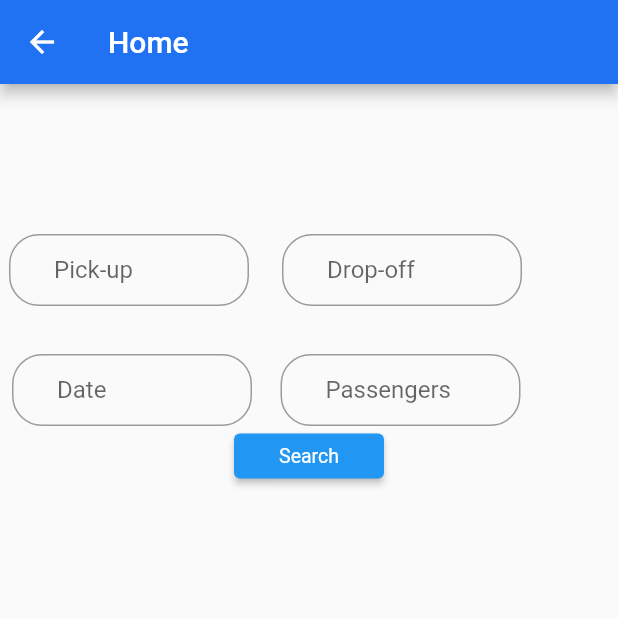
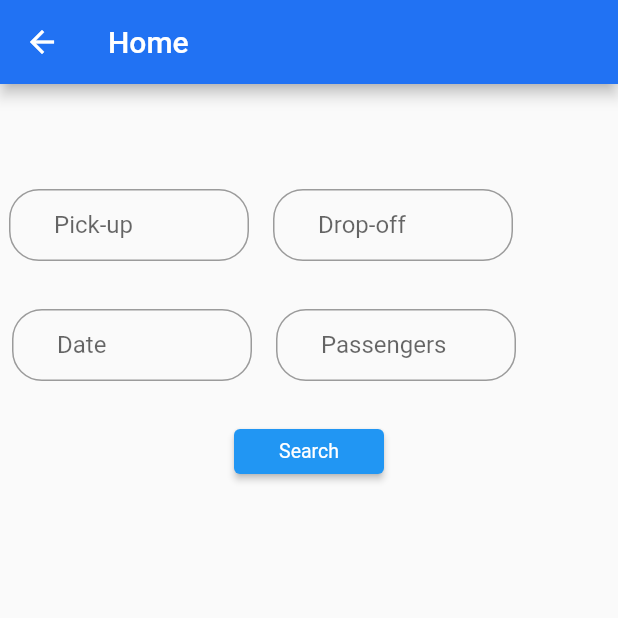
Before and after one commit to 12mohaned/fe_tare2k, a Flutter app: the MyRidePage screen opened directly, on a phone screen of 412 x 824 dp, the top half of it. Run offline on Flutter 3.47's test engine with Material 2 defaults, Android fonts, the light colour scheme and no system bars.

Commit message:
refactor MyridePage widget

```diff
--- a/lib/views/core_views/MyRidePage.dart
+++ b/lib/views/core_views/MyRidePage.dart
@@ -22,7 +22,7 @@ class _MyRidePageState extends State<MyRidePage> {
         child: Column(children:[RideForm(),
           SizedBox(
             width: 2,
-            height: 3,
+            height: 30,
           ),
           SizedBox(
           width: 100,
@@ -59,7 +59,7 @@ class RideFormState extends State<RideForm> {
       Row(children:<Widget>[
       Column(children:<Widget>[
       Padding(
-        padding: EdgeInsets.fromLTRB(6,100,10,10),
+        padding: EdgeInsets.fromLTRB(6,70,10,10),
         child: SizedBox(
       width: 160,
       height: 50,
@@ -94,7 +94,7 @@ class RideFormState extends State<RideForm> {
     ),
         Column(children:<Widget>[
           Padding(
-            padding: EdgeInsets.fromLTRB(12,100,10,10),
+            padding: EdgeInsets.fromLTRB(6,70,10,10),
             child: SizedBox(
               width: 160,
               height: 50,
```
